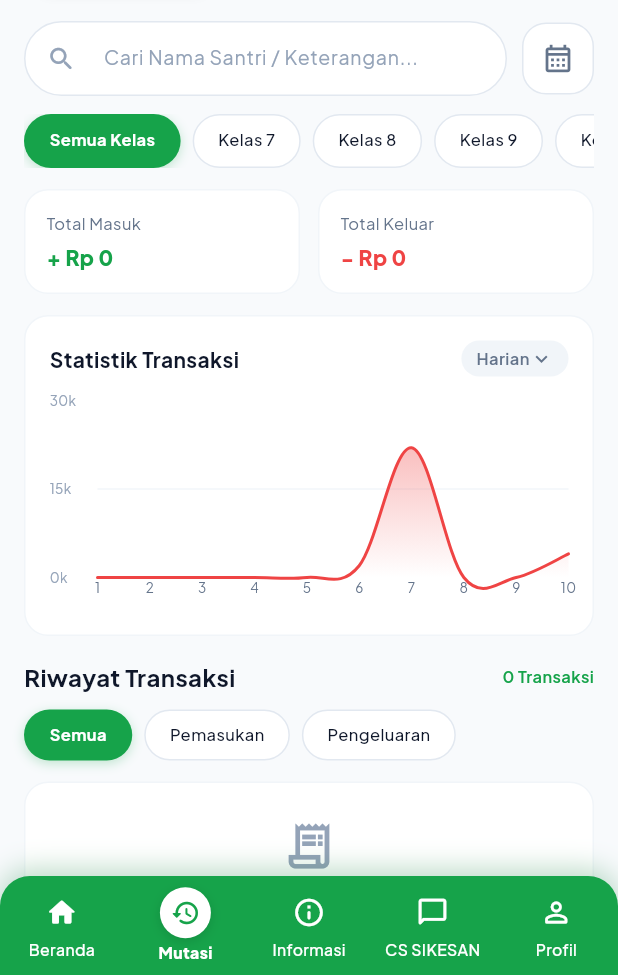
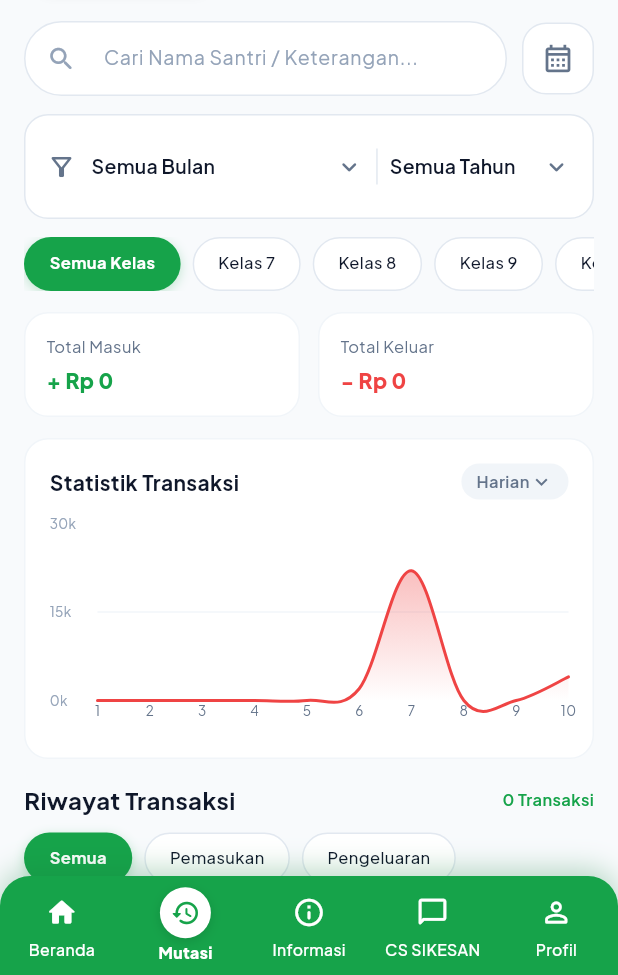
Before and after one commit to RijalSolehudin/mobile-sikesan-flutter, a Flutter app: the MutationScreen screen opened by its route, after a tap on "Semua", on a phone screen of 412 x 824 dp, the part 261-1236 px from its top. Run offline on Flutter 3.47's test engine with Material 3 defaults, Android fonts, the phone set to English and light mode, and no system bars; drawn by our look-alikes of fl_chart; our stand-ins replace dio, equatable, flutter_bloc, flutter_secure_storage, freezed_annotation, go_router and 7 more; accounts and stored records are empty; network calls fail.

Commit message:
feat(mutation): add month and year filter UI and backend integration

```diff
--- a/lib/features/mutation/screen/mutation_screen.dart
+++ b/lib/features/mutation/screen/mutation_screen.dart
@@ -11,6 +11,7 @@ import '../../auth/bloc/auth_bloc.dart';
 import '../widget/mutation_header.dart';
 import '../widget/mutation_segmented_tabs.dart';
 import '../widget/mutation_search_bar.dart';
+import '../widget/mutation_period_filter.dart';
 import '../widget/mutation_class_filter.dart';
 import '../widget/mutation_summary_cards.dart';
 import '../widget/mutation_chart_card.dart';
@@ -28,6 +29,8 @@ class _MutationScreenState extends State<MutationScreen> {
   int _selectedTab = 0; // 0: Uang Saku, 1: Pembayaran SPP, 2: Infak Kesantrian
   int _selectedClassIndex = 0;
   int _selectedFilterType = 0; // 0: Semua, 1: Pemasukan, 2: Pengeluaran
+  int? _selectedMonth;
+  int? _selectedYear;
   final String _timeRange = 'Harian';
   String _searchQuery = '';
   bool _isLoading = false;
@@ -36,6 +39,25 @@ class _MutationScreenState extends State<MutationScreen> {
   int _page = 1;
   static const int _perPage = 15;
   bool _hasInitialLoaded = false;
+
+  void _onPeriodChanged({int? month, int? year}) {
+    setState(() {
+      _selectedMonth = month;
+      _selectedYear = year;
+    });
+    _loadTransactions();
+  }
+
+  void _openPeriodPicker() {
+    MutationPeriodFilter.showPeriodPicker(
+      context,
+      currentMonth: _selectedMonth,
+      currentYear: _selectedYear,
+      onApplied: (m, y) {
+        _onPeriodChanged(month: m, year: y);
+      },
+    );
+  }
 
   final List<String> _tabs = [
     'Uang Saku',
@@ -99,18 +121,27 @@ class _MutationScreenState extends State<MutationScreen> {
 
     ApiResult<List<TransactionItemModel>> result;
     if (_selectedTab == 0) {
-      result = await repo.getRecentTransactions(page: 1, perPage: _perPage);
+      result = await repo.getRecentTransactions(
+        page: 1,
+        perPage: _perPage,
+        month: _selectedMonth,
+        year: _selectedYear,
+      );
     } else if (_selectedTab == 1) {
       result = await repo.getSppTransactions(
         isGuardian: isGuardian,
         page: 1,
         perPage: _perPage,
+        month: _selectedMonth,
+        year: _selectedYear,
       );
     } else {
       result = await repo.getInfaqTransactions(
         isGuardian: isGuardian,
         page: 1,
         perPage: _perPage,
+        month: _selectedMonth,
+        year: _selectedYear,
       );
     }
 
@@ -145,18 +176,24 @@ class _MutationScreenState extends State<MutationScreen> {
       result = await repo.getRecentTransactions(
         page: nextPage,
         perPage: _perPage,
+        month: _selectedMonth,
+        year: _selectedYear,
       );
     } else if (_selectedTab == 1) {
       result = await repo.getSppTransactions(
         isGuardian: isGuardian,
         page: nextPage,
         perPage: _perPage,
+        month: _selectedMonth,
+        year: _selectedYear,
       );
     } else {
       result = await repo.getInfaqTransactions(
         isGuardian: isGuardian,
         page: nextPage,
         perPage: _perPage,
+        month: _selectedMonth,
+        year: _selectedYear,
       );
     }
 
@@ -204,6 +241,16 @@ class _MutationScreenState extends State<MutationScreen> {
             !txClass.contains(selectedClass.replaceAll('kelas ', ''))) {
           return false;
         }
+      }
+
+      // Filter by month
+      if (_selectedMonth != null && tx.date.month != _selectedMonth) {
+        return false;
+      }
+
+      // Filter by year
+      if (_selectedYear != null && tx.date.year != _selectedYear) {
+        return false;
       }
 
       return true;
@@ -255,6 +302,20 @@ class _MutationScreenState extends State<MutationScreen> {
                           onChanged: (val) {
                             setState(() => _searchQuery = val);
                           },
+                          onCalendarTap: _openPeriodPicker,
+                        ),
+                        const SizedBox(height: 12),
+
+                        // Month & Year Filter Dropdown Selector
+                        MutationPeriodFilter(
+                          selectedMonth: _selectedMonth,
+                          selectedYear: _selectedYear,
+                          onMonthChanged: (m) =>
+                              _onPeriodChanged(month: m, year: _selectedYear),
+                          onYearChanged: (y) =>
+                              _onPeriodChanged(month: _selectedMonth, year: y),
+                          onReset: () =>
+                              _onPeriodChanged(month: null, year: null),
                         ),
                         const SizedBox(height: 12),
 
--- /dev/null
+++ b/lib/features/mutation/widget/mutation_period_filter.dart
@@ -0,0 +1,339 @@
+import 'package:flutter/material.dart';
+import '../../../core/theme/app_colors.dart';
+import '../../../core/theme/app_typography.dart';
+
+class MutationPeriodFilter extends StatelessWidget {
+  final int? selectedMonth;
+  final int? selectedYear;
+  final ValueChanged<int?> onMonthChanged;
+  final ValueChanged<int?> onYearChanged;
+  final VoidCallback onReset;
+
+  const MutationPeriodFilter({
+    super.key,
+    required this.selectedMonth,
+    required this.selectedYear,
+    required this.onMonthChanged,
+    required this.onYearChanged,
+    required this.onReset,
+  });
+
+  static const List<String> monthNames = [
+    'Januari',
+    'Februari',
+    'Maret',
+    'April',
+    'Mei',
+    'Juni',
+    'Juli',
+    'Agustus',
+    'September',
+    'Oktober',
+    'November',
+    'Desember',
+  ];
+
+  static List<int> get availableYears {
+    final currentYear = DateTime.now().year;
+    return [currentYear + 1, currentYear, currentYear - 1, currentYear - 2];
+  }
+
+  static Future<void> showPeriodPicker(
+    BuildContext context, {
+    int? currentMonth,
+    int? currentYear,
+    required void Function(int? month, int? year) onApplied,
+  }) async {
+    int? tempMonth = currentMonth;
+    int? tempYear = currentYear;
+
+    await showModalBottomSheet(
+      context: context,
+      backgroundColor: Colors.transparent,
+      isScrollControlled: true,
+      builder: (ctx) {
+        return StatefulBuilder(
+          builder: (ctx, setModalState) {
+            return Container(
+              padding: const EdgeInsets.all(20),
+              decoration: const BoxDecoration(
+                color: Colors.white,
+                borderRadius: BorderRadius.vertical(top: Radius.circular(24)),
+              ),
+              child: SafeArea(
+                child: Column(
+                  mainAxisSize: MainAxisSize.min,
+                  crossAxisAlignment: CrossAxisAlignment.start,
+                  children: [
+                    Row(
+                      mainAxisAlignment: MainAxisAlignment.spaceBetween,
+                      children: [
+                        Text(
+                          'Pilih Periode Transaksi',
+                          style: AppTypography.heading4.copyWith(
+                            fontWeight: FontWeight.w700,
+                          ),
+                        ),
+                        IconButton(
+                          icon: const Icon(Icons.close_rounded),
+                          onPressed: () => Navigator.pop(ctx),
+                        ),
+                      ],
+                    ),
+                    const SizedBox(height: 16),
+                    Text(
+                      'Tahun',
+                      style: AppTypography.itemTitle.copyWith(
+                        fontWeight: FontWeight.w700,
+                        fontSize: 13,
+                      ),
+                    ),
+                    const SizedBox(height: 8),
+                    Wrap(
+                      spacing: 8,
+                      runSpacing: 8,
+                      children: [
+                        ChoiceChip(
+                          label: const Text('Semua'),
+                          selected: tempYear == null,
+                          onSelected: (val) {
+                            setModalState(() => tempYear = null);
+                          },
+                        ),
+                        for (final y in availableYears)
+                          ChoiceChip(
+                            label: Text(y.toString()),
+                            selected: tempYear == y,
+                            onSelected: (val) {
+                              setModalState(() => tempYear = val ? y : null);
+                            },
+                          ),
+                      ],
+                    ),
+                    const SizedBox(height: 16),
+                    Text(
+                      'Bulan',
+                      style: AppTypography.itemTitle.copyWith(
+                        fontWeight: FontWeight.w700,
+                        fontSize: 13,
+                      ),
+                    ),
+                    const SizedBox(height: 8),
+                    Wrap(
+                      spacing: 8,
+                      runSpacing: 8,
+                      children: [
+                        ChoiceChip(
+                          label: const Text('Semua Bulan'),
+                          selected: tempMonth == null,
+                          onSelected: (val) {
+                            setModalState(() => tempMonth = null);
+                          },
+                        ),
+                        for (int i = 0; i < monthNames.length; i++)
+                          ChoiceChip(
+                            label: Text(monthNames[i]),
+                            selected: tempMonth == i + 1,
+                            onSelected: (val) {
+                              setModalState(
+                                () => tempMonth = val ? (i + 1) : null,
+                              );
+                            },
+                          ),
+                      ],
+                    ),
+                    const SizedBox(height: 24),
+                    Row(
+                      children: [
+                        Expanded(
+                          child: OutlinedButton(
+                            onPressed: () {
+                              onApplied(null, null);
+                              Navigator.pop(ctx);
+                            },
+                            style: OutlinedButton.styleFrom(
+                              padding: const EdgeInsets.symmetric(vertical: 14),
+                              shape: RoundedRectangleBorder(
+                                borderRadius: BorderRadius.circular(12),
+                              ),
+                            ),
+                            child: const Text('Reset'),
+                          ),
+                        ),
+                        const SizedBox(width: 12),
+                        Expanded(
+                          flex: 2,
+                          child: ElevatedButton(
+                            onPressed: () {
+                              onApplied(tempMonth, tempYear);
+                              Navigator.pop(ctx);
+                            },
+                            style: ElevatedButton.styleFrom(
+                              backgroundColor: AppColors.primary,
+                              foregroundColor: Colors.white,
+                              padding: const EdgeInsets.symmetric(vertical: 14),
+                              shape: RoundedRectangleBorder(
+                                borderRadius: BorderRadius.circular(12),
+                              ),
+                            ),
+                            child: const Text('Terapkan Filter'),
+                          ),
+                        ),
+                      ],
+                    ),
+                  ],
+                ),
+              ),
+            );
+          },
+        );
+      },
+    );
+  }
+
+  @override
+  Widget build(BuildContext context) {
+    final hasActiveFilter = selectedMonth != null || selectedYear != null;
+
+    return Container(
+      padding: const EdgeInsets.symmetric(horizontal: 14, vertical: 10),
+      decoration: BoxDecoration(
+        color: Colors.white,
+        borderRadius: BorderRadius.circular(16),
+        border: Border.all(
+          color: hasActiveFilter ? AppColors.primary.withValues(alpha: 0.3) : AppColors.border,
+        ),
+      ),
+      child: Row(
+        children: [
+          Icon(
+            Icons.filter_alt_outlined,
+            size: 20,
+            color: hasActiveFilter ? AppColors.primary : AppColors.textSecondary,
+          ),
+          const SizedBox(width: 10),
+
+          // Dropdown Bulan
+          Expanded(
+            flex: 6,
+            child: DropdownButtonHideUnderline(
+              child: DropdownButton<int?>(
+                value: selectedMonth,
+                isExpanded: true,
+                hint: Text(
+                  'Semua Bulan',
+                  style: AppTypography.itemSubtitle.copyWith(
+                    color: AppColors.textSecondary,
+                    fontWeight: FontWeight.w600,
+                  ),
+                ),
+                icon: const Icon(
+                  Icons.keyboard_arrow_down_rounded,
+                  size: 20,
+                  color: AppColors.textSecondary,
+                ),
+                items: [
+                  DropdownMenuItem<int?>(
+                    value: null,
+                    child: Text(
+                      'Semua Bulan',
+                      style: AppTypography.itemTitle.copyWith(fontSize: 13),
+                    ),
+                  ),
+                  for (int i = 0; i < monthNames.length; i++)
+                    DropdownMenuItem<int?>(
+                      value: i + 1,
+                      child: Text(
+                        monthNames[i],
+                        style: AppTypography.itemTitle.copyWith(
+                          fontSize: 13,
+                          fontWeight: selectedMonth == i + 1
+                              ? FontWeight.w700
+                              : FontWeight.w500,
+                        ),
+                      ),
+                    ),
+                ],
+                onChanged: onMonthChanged,
+              ),
+            ),
+          ),
+
+          const SizedBox(width: 8),
+          Container(
+            height: 24,
+            width: 1,
+            color: AppColors.border,
+          ),
+          const SizedBox(width: 8),
+
+          // Dropdown Tahun
+          Expanded(
+            flex: 4,
+            child: DropdownButtonHideUnderline(
+              child: DropdownButton<int?>(
+                value: selectedYear,
+                isExpanded: true,
+                hint: Text(
+                  'Semua Tahun',
+                  style: AppTypography.itemSubtitle.copyWith(
+                    color: AppColors.textSecondary,
+                    fontWeight: FontWeight.w600,
+                  ),
+                ),
+                icon: const Icon(
+                  Icons.keyboard_arrow_down_rounded,
+                  size: 20,
+                  color: AppColors.textSecondary,
+                ),
+                items: [
+                  DropdownMenuItem<int?>(
+                    value: null,
+                    child: Text(
+                      'Semua Tahun',
+                      style: AppTypography.itemTitle.copyWith(fontSize: 13),
+                    ),
+                  ),
+                  for (final year in availableYears)
+                    DropdownMenuItem<int?>(
+                      value: year,
+                      child: Text(
+                        year.toString(),
+                        style: AppTypography.itemTitle.copyWith(
+                          fontSize: 13,
+                          fontWeight: selectedYear == year
+                              ? FontWeight.w700
+                              : FontWeight.w500,
+                        ),
+                      ),
+                    ),
+                ],
+                onChanged: onYearChanged,
+              ),
+            ),
+          ),
+
+          if (hasActiveFilter) ...[
+            const SizedBox(width: 6),
+            InkWell(
+              onTap: onReset,
+              borderRadius: BorderRadius.circular(20),
+              child: Container(
+                padding: const EdgeInsets.all(4),
+                decoration: BoxDecoration(
+                  color: AppColors.primary.withValues(alpha: 0.1),
+                  shape: BoxShape.circle,
+                ),
+                child: const Icon(
+                  Icons.close_rounded,
+                  size: 16,
+                  color: AppColors.primary,
+                ),
+              ),
+            ),
+          ],
+        ],
+      ),
+    );
+  }
+}
```
Also changed, not shown: lib/data/repositories/dashboard_repository.dart (+30 -12 lines), 2 other files.
